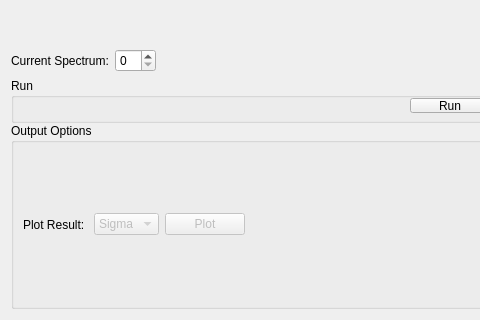
First picture: the form in qt/scientific_interfaces/Indirect/Stretch.ui, repository mantidproject/mantid, before the edit; both pictures show x 0 to 480 and y 280 to 600 of the 900 by 600 pixel window.
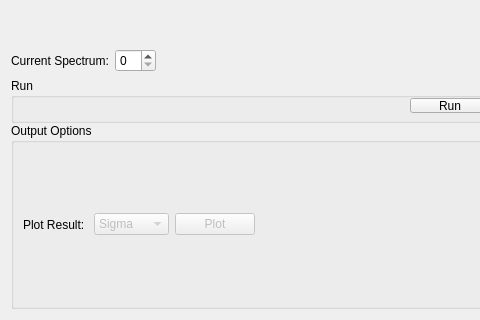
Second picture: the form after the edit. Custom widgets are drawn as their Qt base class.

Diff of the .ui file:
```diff
--- a/qt/scientific_interfaces/Indirect/Stretch.ui
+++ b/qt/scientific_interfaces/Indirect/Stretch.ui
@@ -314,6 +314,12 @@
              <property name="enabled">
               <bool>false</bool>
              </property>
+             <property name="minimumSize">
+              <size>
+               <width>75</width>
+               <height>0</height>
+              </size>
+             </property>
              <item>
               <property name="text">
                <string>Sigma</string>
```
